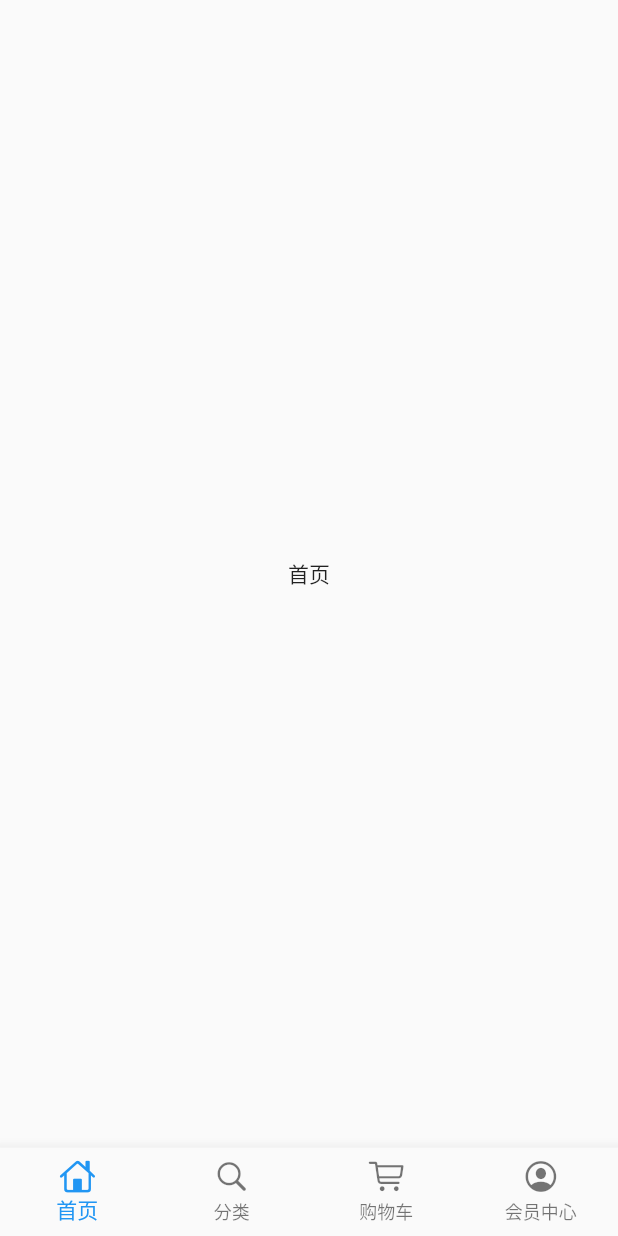
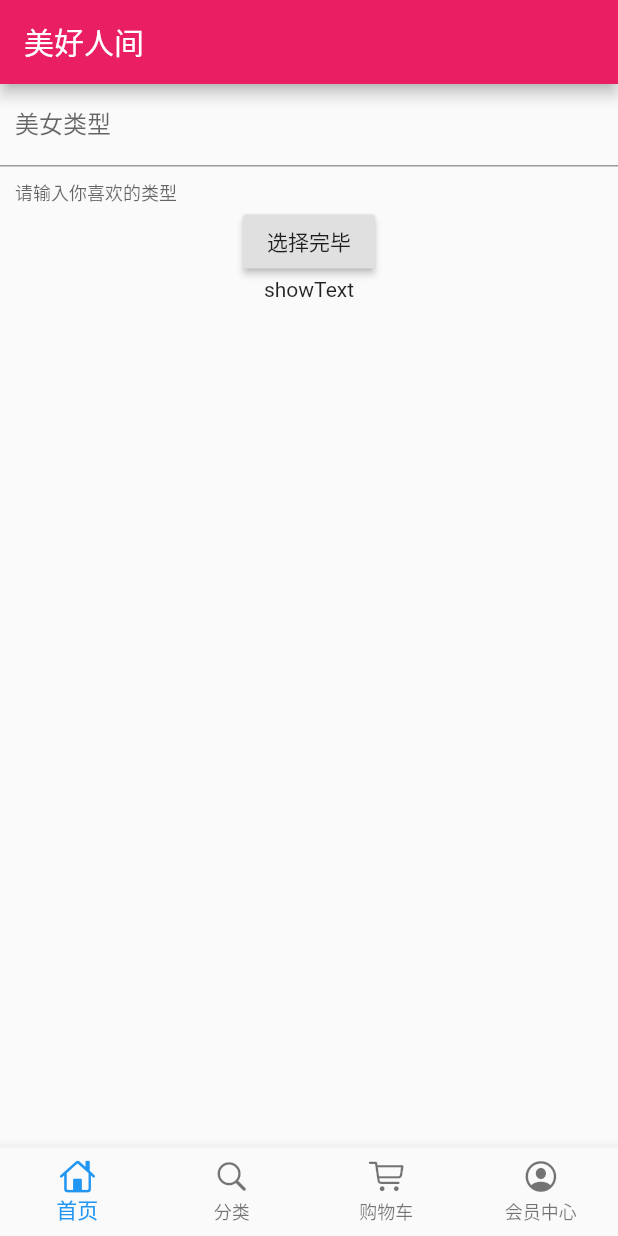
Before and after one commit to BRAVE2HEART/flutter_shop, a Flutter app: the screen it shows after launch, on a phone screen of 412 x 824 dp. Run offline on Flutter 3.47's test engine with Material 2 defaults, Android fonts, the phone set to English and light mode, and no system bars; our stand-ins replace dio.

Commit message:
TextField

```diff
--- a/lib/pages/home_page.dart
+++ b/lib/pages/home_page.dart
@@ -1,10 +1,56 @@
 import 'package:flutter/material.dart';
-class HomePage extends StatelessWidget {
+import 'package:dio/dio.dart';
 
+class HomePage extends StatefulWidget {
+  _HomePageState createState() => _HomePageState();
+}
+
+class _HomePageState extends State<HomePage> {
   @override
   Widget build(BuildContext context) {
-    return Scaffold(
-      body: Center(child: Text('首页'),),
+    final TextEditingController typeController = new TextEditingController();
+    final showText = "showText";
+    return Container(
+      child: Scaffold(
+        appBar: AppBar(
+          title: Text("美好人间"),
+        ),
+        body: Container(
+          height: 1000,
+          child: Column(
+            children: <Widget>[
+              TextField(
+                controller: typeController,
+                decoration: InputDecoration(
+                    contentPadding: EdgeInsets.all(10.0),
+                    labelText: "美女类型",
+                    helperText: "请输入你喜欢的类型"),
+                autofocus: false,
+                onChanged: _onChanged,
+              ),
+              RaisedButton(
+                onPressed: () {
+                  showDialog(
+                      context: context,
+                      child: new AlertDialog(
+                        title: new Text("美女类型"),
+                        content: new Text(typeController.text),
+                      ));
+                },
+                child: Text("选择完毕"),
+              ),
+              Text(
+                showText,
+                overflow: TextOverflow.ellipsis,
+                maxLines: 2,
+              )
+            ],
+          ),
+        ),
+      ),
     );
   }
+  void _onChanged(String value) {
+    print(value);
+  }
 }
--- a/pubspec.yaml
+++ b/pubspec.yaml
@@ -28,6 +28,7 @@ dependencies:
   # The following adds the Cupertino Icons font to your application.
   # Use with the CupertinoIcons class for iOS style icons.
   cupertino_icons: ^0.1.3
+  dio: ^3.0.9
 
 dev_dependencies:
   flutter_test:
```
Also changed, not shown: pubspec.lock.
